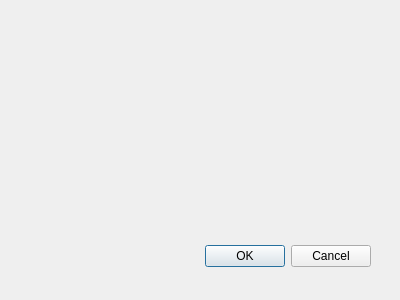
Old version of the form interfaces/FenetreParametresExport.ui in the repository lovehina13/NumerisationDeCourbes.
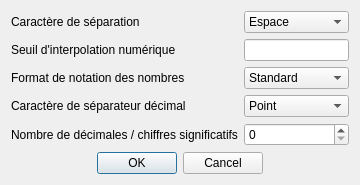
New version of the form.

Commit message: Implémentation des classes Parametres, FenetreParametresAffichage, FenetreParametresConversion, FenetreParametresRecherche et FenetreParametresExport (non terminées).

Patch:
```diff
--- a/interfaces/FenetreParametresExport.ui
+++ b/interfaces/FenetreParametresExport.ui
@@ -8,29 +8,113 @@
    <rect>
     <x>0</x>
     <y>0</y>
-    <width>400</width>
-    <height>300</height>
+    <width>360</width>
+    <height>171</height>
    </rect>
   </property>
   <property name="windowTitle">
    <string>Dialog</string>
   </property>
-  <widget class="QDialogButtonBox" name="buttonBox">
-   <property name="geometry">
-    <rect>
-     <x>30</x>
-     <y>240</y>
-     <width>341</width>
-     <height>32</height>
-    </rect>
-   </property>
-   <property name="orientation">
-    <enum>Qt::Horizontal</enum>
-   </property>
-   <property name="standardButtons">
-    <set>QDialogButtonBox::Cancel|QDialogButtonBox::Ok</set>
-   </property>
-  </widget>
+  <layout class="QGridLayout" name="gridLayoutFenetreParametresExport">
+   <item row="0" column="0">
+    <widget class="QLabel" name="labelCaractereSeparation">
+     <property name="text">
+      <string>Caractère de séparation</string>
+     </property>
+    </widget>
+   </item>
+   <item row="0" column="1">
+    <widget class="QComboBox" name="comboBoxCaractereSeparation">
+     <item>
+      <property name="text">
+       <string>Espace</string>
+      </property>
+     </item>
+     <item>
+      <property name="text">
+       <string>Tabulation</string>
+      </property>
+     </item>
+     <item>
+      <property name="text">
+       <string>Point-virgule</string>
+      </property>
+     </item>
+    </widget>
+   </item>
+   <item row="1" column="0">
+    <widget class="QLabel" name="labelSeuilInterpolationNumerique">
+     <property name="text">
+      <string>Seuil d'interpolation numérique</string>
+     </property>
+    </widget>
+   </item>
+   <item row="1" column="1">
+    <widget class="QLineEdit" name="lineEditSeuilInterpolationNumerique"/>
+   </item>
+   <item row="2" column="0">
+    <widget class="QLabel" name="labelFormatNotationNombres">
+     <property name="text">
+      <string>Format de notation des nombres</string>
+     </property>
+    </widget>
+   </item>
+   <item row="2" column="1">
+    <widget class="QComboBox" name="comboBoxFormatNotationNombres">
+     <item>
+      <property name="text">
+       <string>Standard</string>
+      </property>
+     </item>
+     <item>
+      <property name="text">
+       <string>Scientifique</string>
+      </property>
+     </item>
+    </widget>
+   </item>
+   <item row="3" column="0">
+    <widget class="QLabel" name="labelCaractereSeparateurDecimal">
+     <property name="text">
+      <string>Caractère de séparateur décimal</string>
+     </property>
+    </widget>
+   </item>
+   <item row="3" column="1">
+    <widget class="QComboBox" name="comboBoxCaractereSeparateurDecimal">
+     <item>
+      <property name="text">
+       <string>Point</string>
+      </property>
+     </item>
+     <item>
+      <property name="text">
+       <string>Virgule</string>
+      </property>
+     </item>
+    </widget>
+   </item>
+   <item row="4" column="0">
+    <widget class="QLabel" name="labelNombreDecimalesOuChiffresSignificatifs">
+     <property name="text">
+      <string>Nombre de décimales / chiffres significatifs</string>
+     </property>
+    </widget>
+   </item>
+   <item row="4" column="1">
+    <widget class="QSpinBox" name="spinBoxNombreDecimalesOuChiffresSignificatifs"/>
+   </item>
+   <item row="5" column="0" colspan="2">
+    <widget class="QDialogButtonBox" name="buttonBox">
+     <property name="standardButtons">
+      <set>QDialogButtonBox::Cancel|QDialogButtonBox::Ok</set>
+     </property>
+     <property name="centerButtons">
+      <bool>true</bool>
+     </property>
+    </widget>
+   </item>
+  </layout>
  </widget>
  <pixmapfunction/>
  <resources/>
```
Left out of the diff: 7 changed lines with no effect on the pictures. The commit also changes 4 other files.
